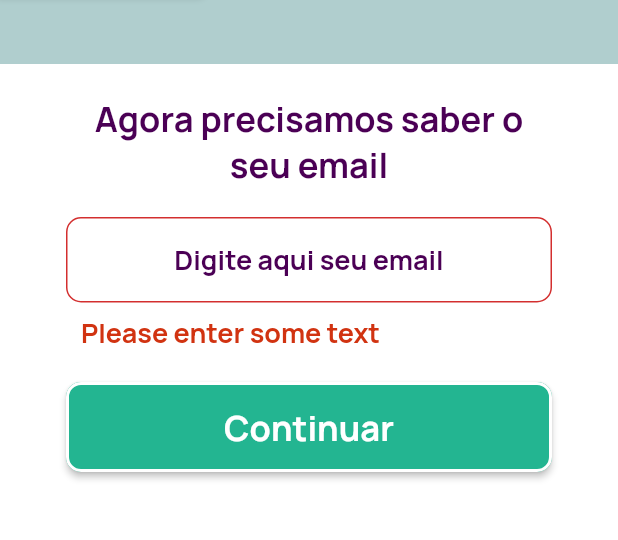
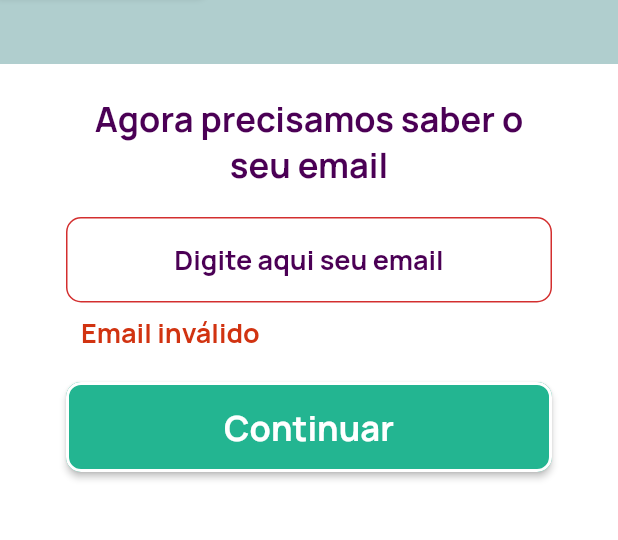
Before and after one commit to alextnetto/vivassimo-app, a Flutter app: the EmailPage screen opened by its route, after a tap on "Continuar", on a phone screen of 412 x 824 dp, the part 131-671 px from its top. Run offline on Flutter 3.47's test engine with Material 2 defaults, Android fonts, the phone set to English and light mode, and no system bars; our stand-ins replace google_fonts.

Commit message:
feature(register): Data controller and email validation

```diff
--- /dev/null
+++ b/lib/models/register/user.dart
@@ -0,0 +1,14 @@
+class RegisterUser {
+  String? name, email, phonenumber, password, cpf, genre, birthday;
+  static RegisterUser instance = RegisterUser();
+
+  Map<String, String?> toJson() => {
+        'name': name,
+        'email': email,
+        'phonenumber': phonenumber,
+        'password': password,
+        'cpf': cpf,
+        'genre': genre,
+        'birthday': birthday
+      };
+}
--- a/lib/pages/register/email.dart
+++ b/lib/pages/register/email.dart
@@ -5,6 +5,7 @@ import 'package:my_app/components/button_purple.dart';
 import 'package:my_app/components/input_decoration.dart';
 import 'package:my_app/components/text_style.dart';
 import 'package:my_app/config/style.dart';
+import 'package:my_app/models/register/user.dart';
 
 class EmailPage extends StatelessWidget {
   const EmailPage({Key? key}) : super(key: key);
@@ -78,13 +79,22 @@ class NameForm extends StatefulWidget {
   const NameForm({Key? key}) : super(key: key);
 
   @override
-  MyCustomFormState createState() {
-    return MyCustomFormState();
+  NameFormState createState() {
+    return NameFormState();
   }
 }
 
-class MyCustomFormState extends State<NameForm> {
+class NameFormState extends State<NameForm> {
   final _formKey = GlobalKey<FormState>();
+
+  isValidEmail(value) {
+    RegExp regExp = RegExp(
+        r"^[a-zA-Z0-9.!#$%&'*+/=?^_`{|}~-]+@[a-zA-Z0-9](?:[a-zA-Z0-9-]{0,253}[a-zA-Z0-9])?(?:\.[a-zA-Z0-9](?:[a-zA-Z0-9-]{0,253}[a-zA-Z0-9])?)*$");
+    if (regExp.hasMatch(value)) {
+      return true;
+    }
+    return false;
+  }
 
   @override
   Widget build(BuildContext context) {
@@ -96,9 +106,12 @@ class MyCustomFormState extends State<NameForm> {
             width: 324,
             height: 90,
             child: TextFormField(
+              onSaved: (value) {
+                RegisterUser.instance.email = value;
+              },
               validator: (value) {
-                if (value == null || value.isEmpty) {
-                  return 'Please enter some text';
+                if (!isValidEmail(value)) {
+                  return 'Email inválido';
                 }
                 return null;
               },
@@ -123,12 +136,9 @@ class MyCustomFormState extends State<NameForm> {
                 borderColor: VivassimoTheme.white,
                 onPressed: () {
                   if (_formKey.currentState!.validate()) {
-                    // If the form is valid, display a snackbar. In the real world,
-                    // you'd often call a server or save the information in a database.
-                    ScaffoldMessenger.of(context).showSnackBar(
-                      const SnackBar(content: Text('Processing Data')),
-                    );
-                  } //Navigator.of(context).pushNamed('/register/email');
+                    _formKey.currentState!.save();
+                    //Navigator.of(context).pushNamed('/register/');
+                  }
                 },
               ),
             ),
--- a/lib/pages/register/name.dart
+++ b/lib/pages/register/name.dart
@@ -5,6 +5,7 @@ import 'package:my_app/components/button_purple.dart';
 import 'package:my_app/components/input_decoration.dart';
 import 'package:my_app/components/text_style.dart';
 import 'package:my_app/config/style.dart';
+import 'package:my_app/models/register/user.dart';
 
 class NamePage extends StatelessWidget {
   const NamePage({Key? key}) : super(key: key);
@@ -96,6 +97,9 @@ class MyCustomFormState extends State<NameForm> {
             width: 324,
             height: 90,
             child: TextFormField(
+              onSaved: (value) {
+                RegisterUser.instance.name = value;
+              },
               validator: (value) {
                 if (value == null || value.isEmpty) {
                   return 'Campo vazio';
@@ -124,6 +128,8 @@ class MyCustomFormState extends State<NameForm> {
                 borderColor: VivassimoTheme.white,
                 onPressed: () {
                   if (_formKey.currentState!.validate()) {
+                    _formKey.currentState!.save();
+                    print(RegisterUser.instance.toJson());
                     Navigator.of(context).pushNamed('/register/email');
                   }
                 },
```
